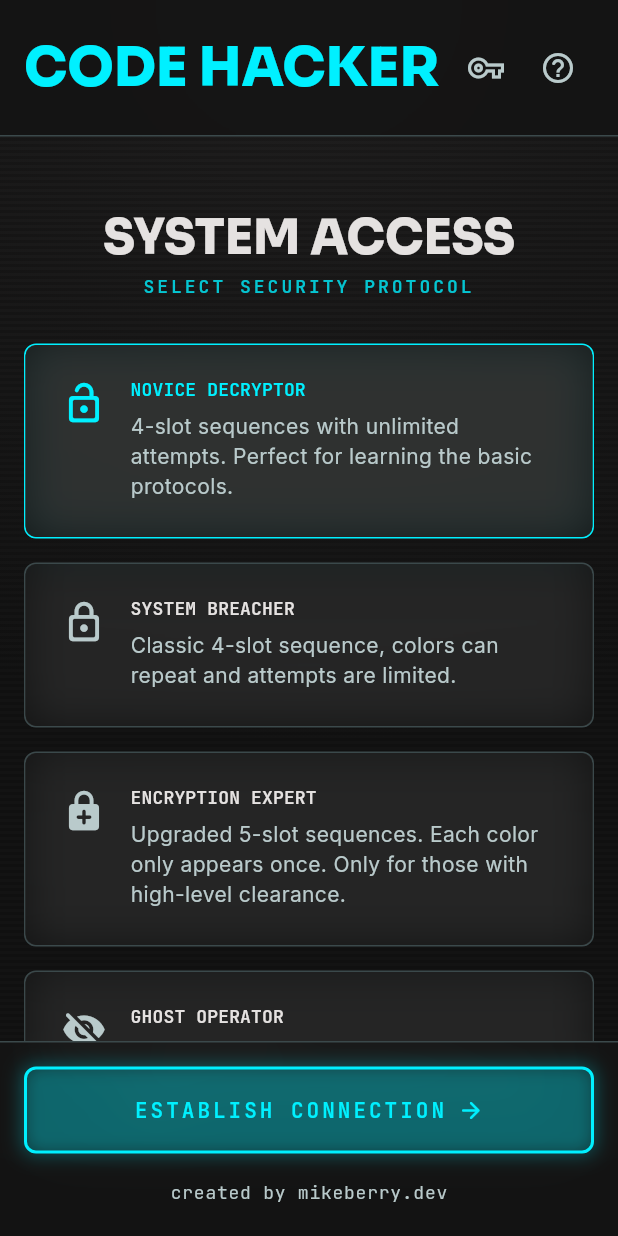
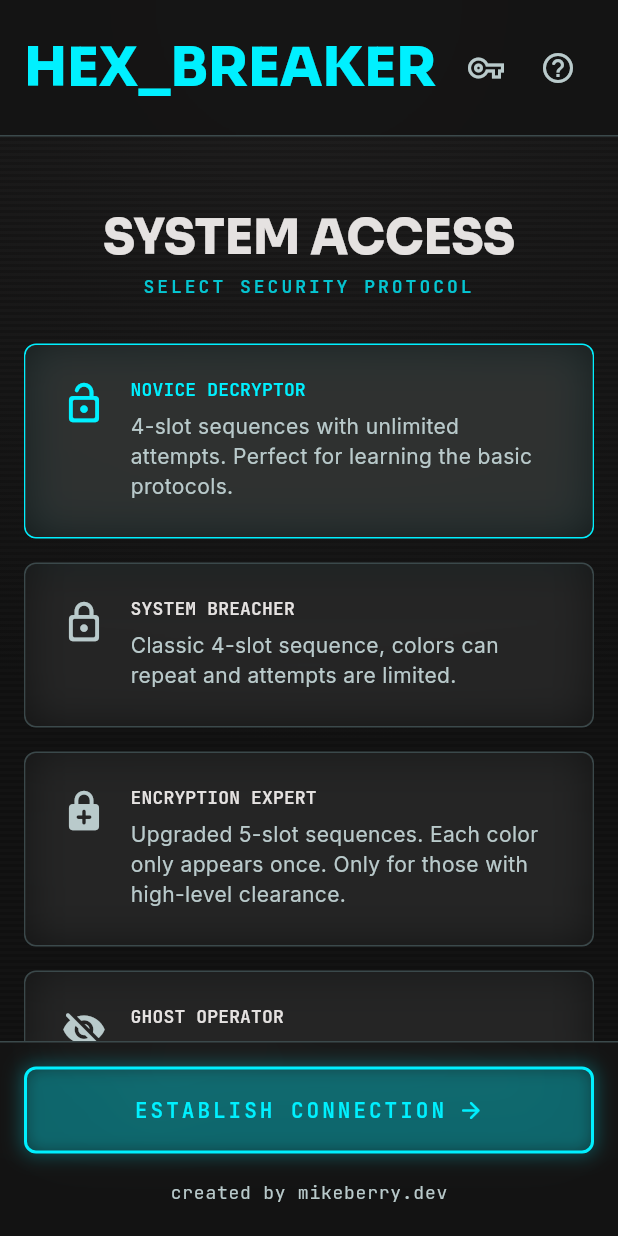
Before and after one commit to mikeberry99/colour-breaker, a Flutter app: the screen it shows after launch, on a phone screen of 412 x 824 dp. Run offline on Flutter 3.47's test engine with Material 3 defaults, Android fonts, the phone set to English and light mode, and no system bars; our stand-ins replace flutter_riverpod, go_router, google_fonts; missing offline and left inert: dart:js_interop.

Commit message:
feat: rename to hex breaker. Add icon. Change page titles.

```diff
--- a/lib/core/ui/neon_orb.dart
+++ b/lib/core/ui/neon_orb.dart
@@ -1,7 +1,7 @@
 import 'dart:math' as math;
 import 'package:flutter/material.dart';
 import '../theme/design_tokens.dart';
-import 'package:colour_breaker/features/game_board/domain/entities/game_color.dart';
+import 'package:hex_breaker/features/game_board/domain/entities/game_color.dart';
 
 class NeonOrb extends StatelessWidget {
   final GameColor? gameColor;
--- a/lib/features/game_board/presentation/pages/game_board_screen.dart
+++ b/lib/features/game_board/presentation/pages/game_board_screen.dart
@@ -112,7 +112,7 @@ class _GameBoardScreenState extends ConsumerState<GameBoardScreen> {
                     },
                   ),
                   Text(
-                    'CODE HACKER',
+                    'HEX_BREAKER',
                     style: GoogleFonts.sora(
                       fontSize: 24,
                       fontWeight: FontWeight.w800,
@@ -167,7 +167,10 @@ class _GameBoardScreenState extends ConsumerState<GameBoardScreen> {
 
     final isMobile = isMobileBrowser;
 
-    return Scaffold(
+    return Title(
+      title: 'Hex_Breaker - Game',
+      color: DesignTokens.primaryNeonCyan,
+      child: Scaffold(
         backgroundColor: DesignTokens.background,
         drawer: Theme(
           data: Theme.of(context).copyWith(
@@ -291,6 +294,7 @@ class _GameBoardScreenState extends ConsumerState<GameBoardScreen> {
             ],
           ),
         ),
+      ),
     );
   }
 }
--- a/lib/features/game_board/presentation/widgets/game_result_overlay.dart
+++ b/lib/features/game_board/presentation/widgets/game_result_overlay.dart
@@ -283,8 +283,8 @@ class _ShareButtonState extends State<_ShareButton> {
 
   void _handleShare() {
     final String text = widget.isWin
-      ? 'I cracked the Code Hacker sequence in ${widget.attempts} attempts! Seed: ${widget.seed}. Can you beat my score?'
-      : 'Code Hacker proved too tough this time. Seed: ${widget.seed}. Give it a try!';
+      ? 'I cracked the HEX_BREAKER sequence in ${widget.attempts} attempts! Seed: ${widget.seed}. Can you beat my score?'
+      : 'HEX_BREAKER proved too tough this time. Seed: ${widget.seed}. Give it a try!';
 
     Clipboard.setData(ClipboardData(text: text));
 
--- a/lib/features/level_selection/presentation/pages/level_selection_screen.dart
+++ b/lib/features/level_selection/presentation/pages/level_selection_screen.dart
@@ -24,7 +24,10 @@ class LevelSelectionScreen extends ConsumerWidget {
       AnalyticsHelper.instance.trackPageVisit('level_selection');
     });
 
-    return Scaffold(
+    return Title(
+      title: 'Hex_Breaker - Level Select',
+      color: DesignTokens.primaryNeonCyan,
+      child: Scaffold(
         backgroundColor: DesignTokens.background,
         body: Stack(
           children: [
@@ -130,6 +133,7 @@ class LevelSelectionScreen extends ConsumerWidget {
             ),
           ],
         ),
+      ),
     );
   }
 
@@ -163,7 +167,7 @@ class LevelSelectionScreen extends ConsumerWidget {
                       fit: BoxFit.scaleDown,
                       alignment: Alignment.centerLeft,
                       child: Text(
-                        'CODE HACKER',
+                        'HEX_BREAKER',
                         style: GoogleFonts.sora(
                           fontSize: 36,
                           fontWeight: FontWeight.w800,
--- a/lib/features/level_selection/presentation/widgets/seed_entry_dialog.dart
+++ b/lib/features/level_selection/presentation/widgets/seed_entry_dialog.dart
@@ -187,7 +187,7 @@ class SeedPasteFormatter extends TextInputFormatter {
 
     // Check fallback for any 5-letter word that decodes as a valid seed,
     // if the text contains keywords of the share message.
-    if (text.contains('I cracked') || text.contains('Code Hacker') || text.contains('tough this time')) {
+    if (text.contains('I cracked') || text.contains('Code Hacker') || text.contains('HEX_BREAKER') || text.contains('tough this time')) {
       final words = text.split(RegExp(r'[\s!,.\?]+'));
       for (final word in words) {
         if (word.length == 5) {
--- a/lib/main.dart
+++ b/lib/main.dart
@@ -4,16 +4,16 @@ import 'core/theme/app_theme.dart';
 import 'core/router/app_router.dart';
 
 void main() {
-  runApp(const ProviderScope(child: ColourBreakerApp()));
+  runApp(const ProviderScope(child: HexBreakerApp()));
 }
 
-class ColourBreakerApp extends StatelessWidget {
-  const ColourBreakerApp({super.key});
+class HexBreakerApp extends StatelessWidget {
+  const HexBreakerApp({super.key});
 
   @override
   Widget build(BuildContext context) {
     return MaterialApp.router(
-      title: 'Colour Breaker',
+      title: 'HEX_BREAKER',
       theme: AppTheme.darkTheme,
       routerConfig: appRouter,
       debugShowCheckedModeBanner: false,
--- a/pubspec.yaml
+++ b/pubspec.yaml
@@ -1,4 +1,4 @@
-name: colour_breaker
+name: hex_breaker
 description: "A new Flutter project."
 # The following line prevents the package from being accidentally published to
 # pub.dev using `flutter pub publish`. This is preferred for private packages.
```
Also changed, not shown: package-lock.json, 31 other files. Lines whose indentation alone changed are shown as unchanged.
